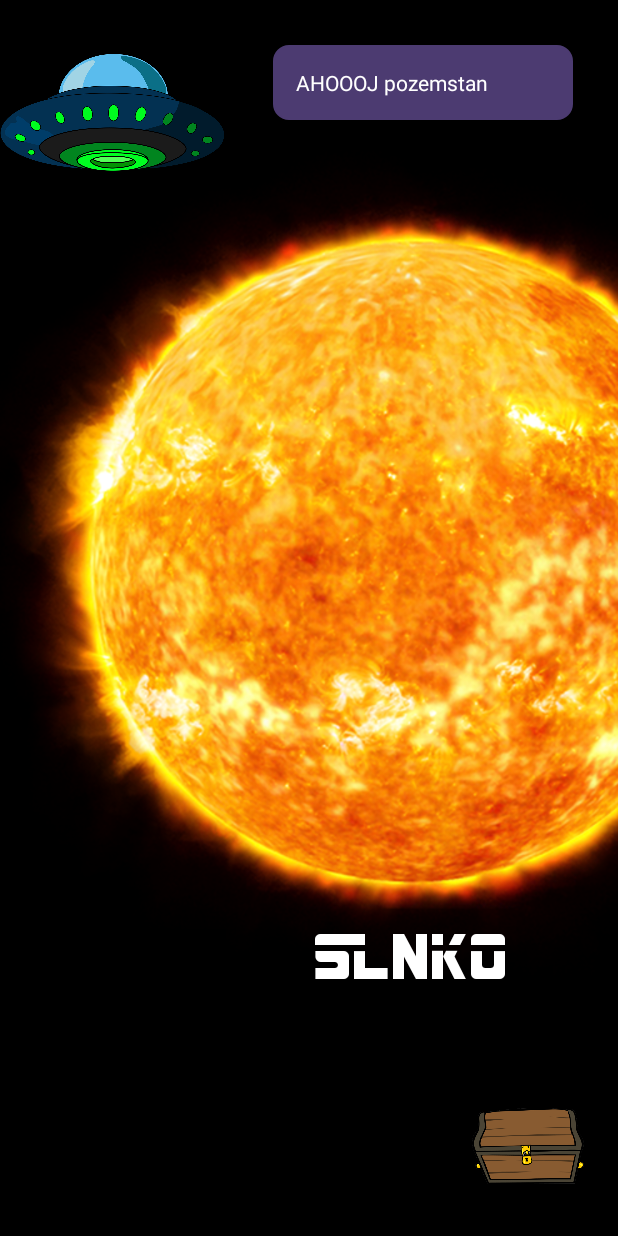
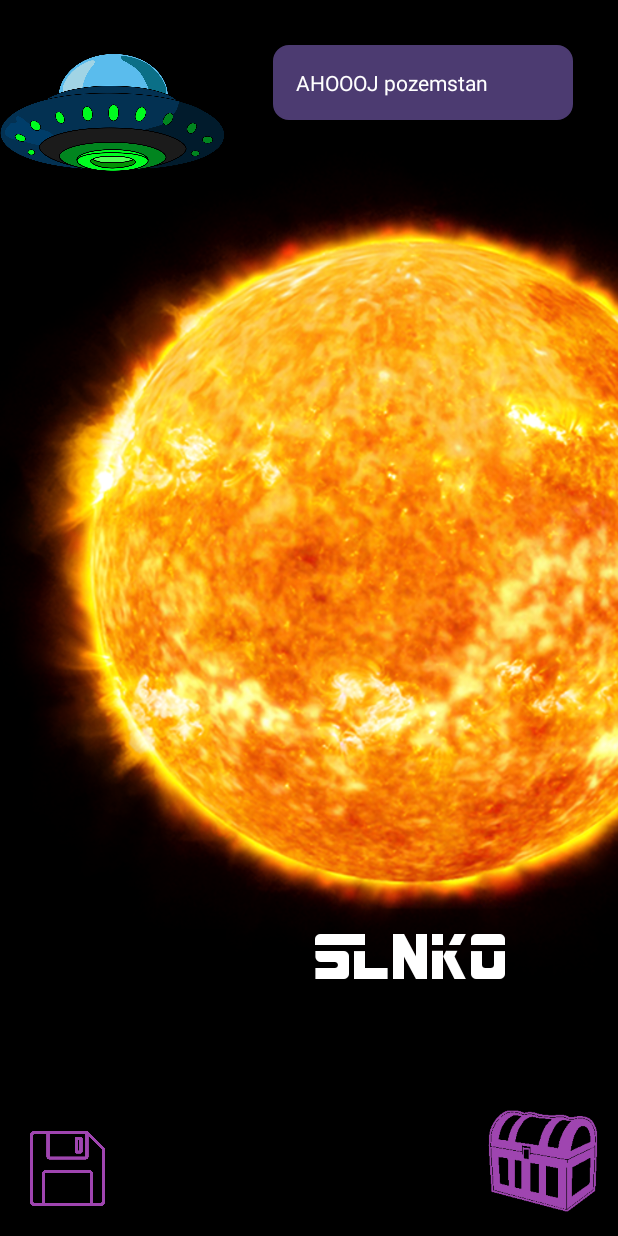
Before and after one commit to barb-b/Dobyvatel, an Android app: the MilkyWay screen opened directly, with no data from a screen before it, on a phone screen of 412 x 824 dp. Run offline under Robolectric (Android 15) with nearby library versions, the phone set to English and light mode, and no system bars.

Commit message:
ukladanie hry

```diff
--- /dev/null
+++ b/app/src/main/java/com/example/dobyvatel/objects/Constants.kt
@@ -0,0 +1,5 @@
+package com.example.dobyvatel.objects
+
+object Constants {
+    var isSaved = false
+}
--- a/app/src/main/res/layout/activity_milkyway_map.xml
+++ b/app/src/main/res/layout/activity_milkyway_map.xml
@@ -330,15 +330,28 @@
 
         </HorizontalScrollView>
 
-        <ImageView
+
+        <ImageButton
             android:id="@+id/chest"
             android:layout_width="80dp"
             android:layout_height="80dp"
+            app:srcCompat="@drawable/chest"
             android:layout_gravity="bottom|end"
-            android:adjustViewBounds="false"
-            app:srcCompat="@drawable/chest"
+            android:adjustViewBounds="true"
+            android:layout_margin="10dp"
+            android:background="@null"
+            android:scaleType="fitCenter"/>
+
+        <ImageButton
+            android:id="@+id/saveButton"
+            android:layout_width="50dp"
+            android:layout_height="50dp"
+            app:srcCompat="@drawable/save"
+            android:layout_gravity="bottom|start"
+            android:adjustViewBounds="true"
             android:layout_margin="20dp"
-            />
+            android:background="@null"
+            android:scaleType="fitCenter"/>
 
         <TextView
             android:id="@+id/ufoText"
--- a/app/src/main/res/menu/main_menu.xml
+++ b/app/src/main/res/menu/main_menu.xml
@@ -1,8 +1,6 @@
 <?xml version="1.0" encoding="utf-8"?>
 <menu xmlns:app="http://schemas.android.com/apk/res-auto"
     xmlns:android="http://schemas.android.com/apk/res/android">
-
-    <item android:title="Help"
-        android:icon="@android:drawable/ic_menu_help"
-        app:showAsAction="always"/>
+    <item android:title="Clear data"
+        android:id="@+id/cleardata"/>
 </menu>
```
Also changed, not shown: app/src/main/java/com/example/dobyvatel/MainActivity.kt (+75 -2 lines), app/src/main/java/com/example/dobyvatel/MilkyWay.kt (+39 -0 lines), app/src/main/res/layout/activity_main.xml (+7 -2 lines), app/src/main/res/drawable/chest.png, app/src/main/res/drawable/save.png (added).
